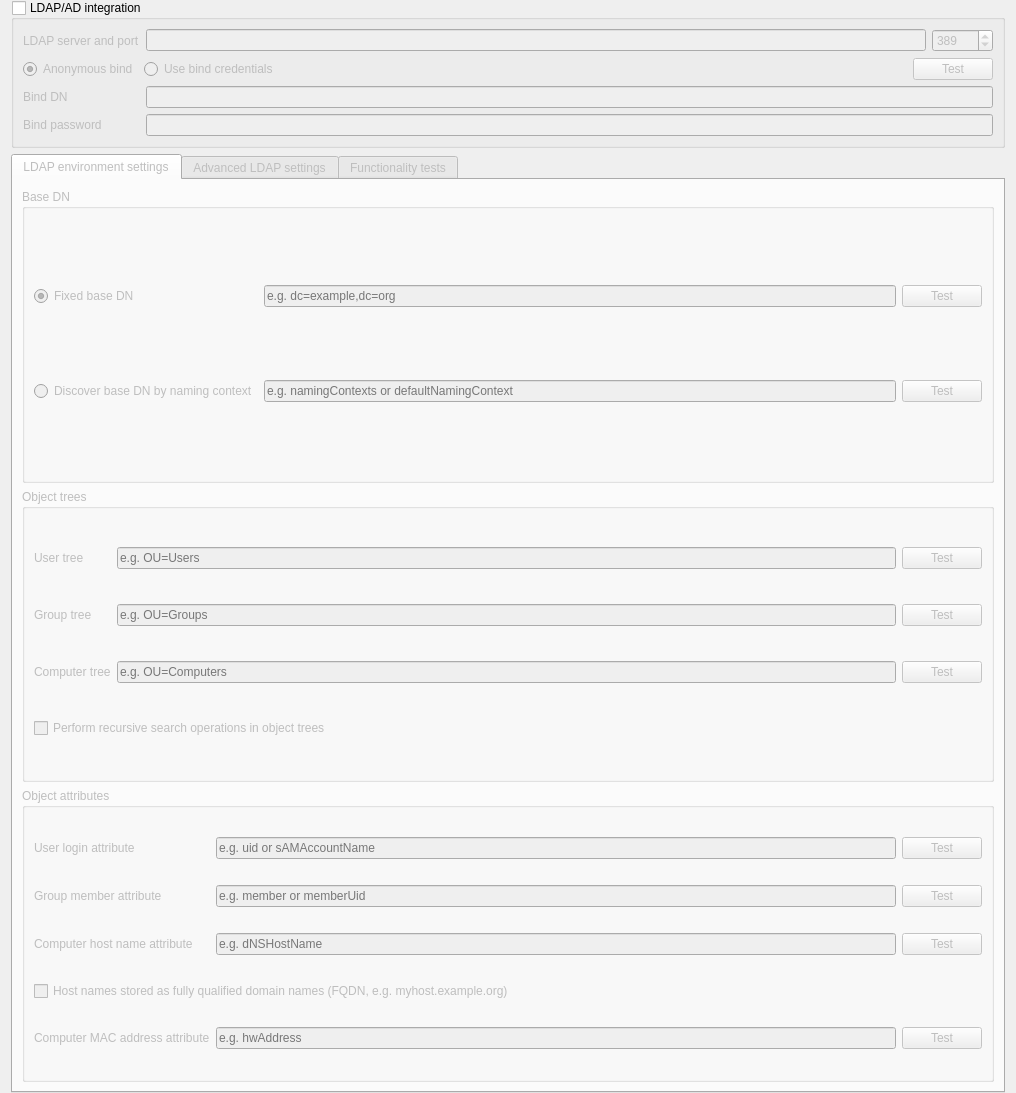
Old version of the form plugins/ldap/LdapConfigurationPage.ui in the repository veyon/veyon.
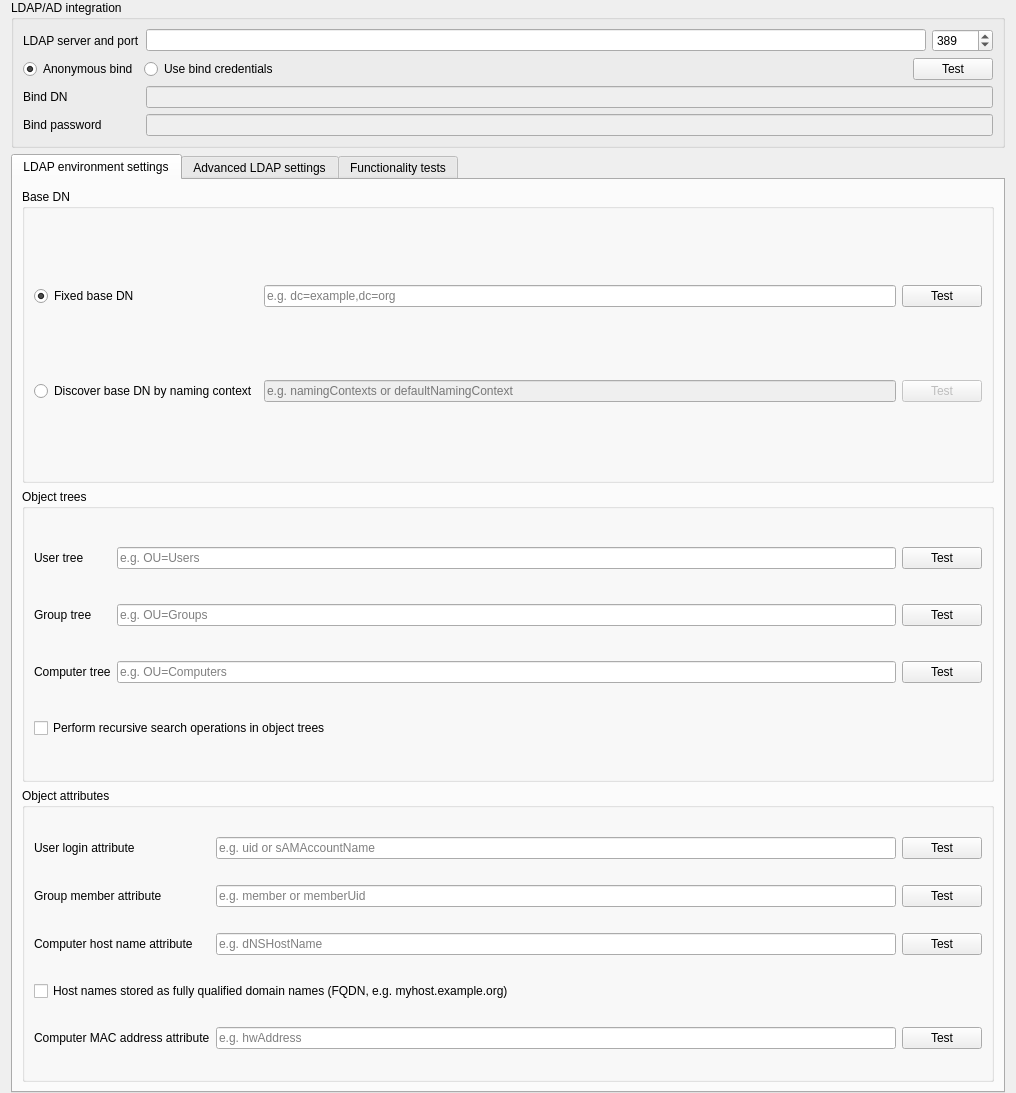
New version of the form. Icons and pictures are not drawn.

Commit message:
Plugins: LDAP: remove switch for enabling/disabling LDAP integration
The user can either use LDAP backends or not so there's no reason for
explicitely enabling/disabling it any longer.

What changed in the file:
```diff
--- a/plugins/ldap/LdapConfigurationPage.ui
+++ b/plugins/ldap/LdapConfigurationPage.ui
@@ -29,12 +29,6 @@
      <property name="title">
       <string>LDAP/AD integration</string>
      </property>
-     <property name="checkable">
-      <bool>true</bool>
-     </property>
-     <property name="checked">
-      <bool>false</bool>
-     </property>
      <layout class="QGridLayout" name="gridLayout_15">
       <item row="2" column="1" colspan="2">
        <widget class="QLineEdit" name="ldapBindDn">
@@ -143,9 +137,6 @@
    </item>
    <item>
     <widget class="QTabWidget" name="tabWidget">
-     <property name="enabled">
-      <bool>false</bool>
-     </property>
      <property name="currentIndex">
       <number>0</number>
      </property>
```
The commit also changes 4 other files.
